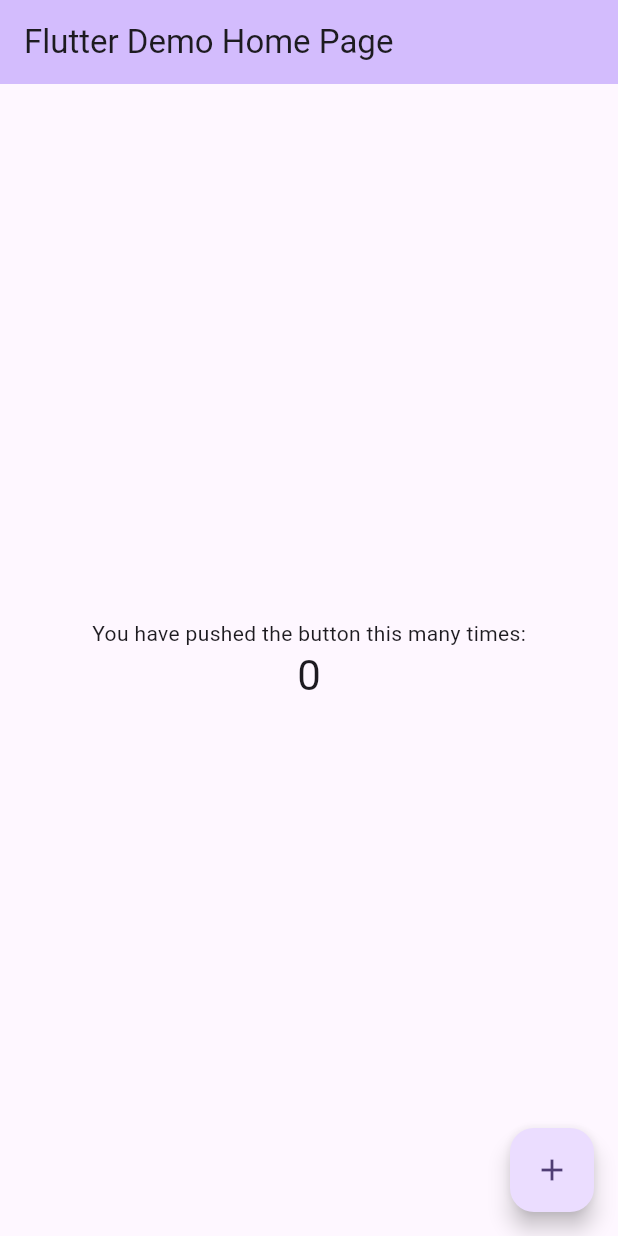
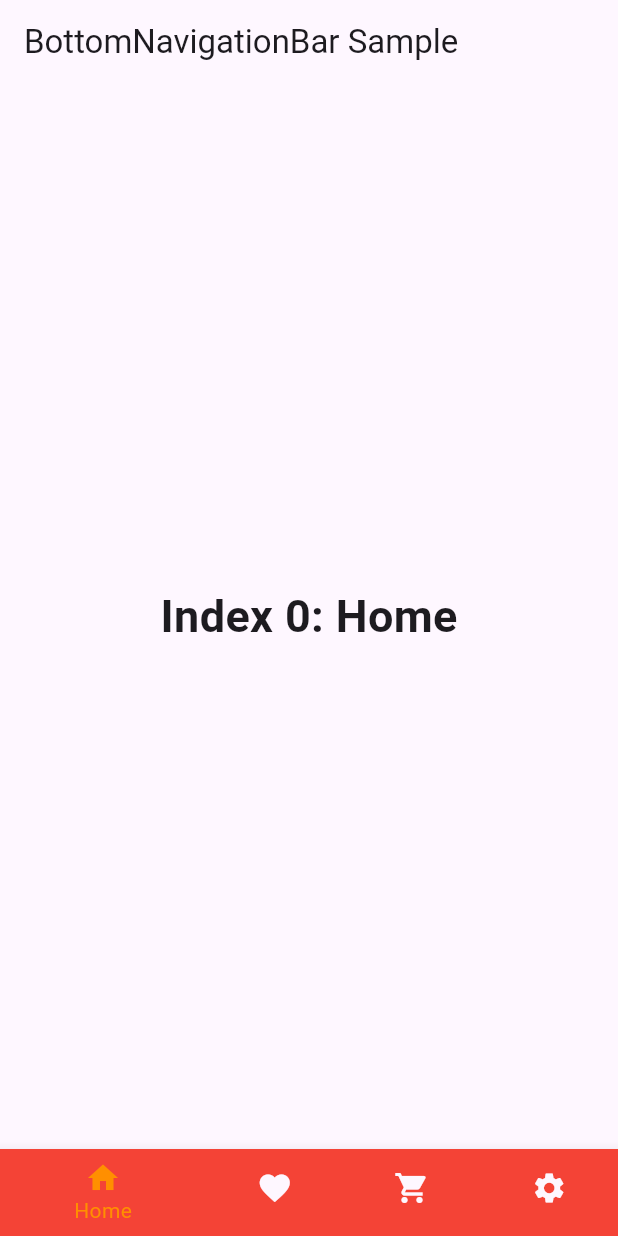
Before and after one commit to paradise07102002/fashion-shop, a Flutter app: the screen it shows after launch, on a phone screen of 412 x 824 dp. Run offline on Flutter 3.47's test engine with Material 3 defaults, Android fonts, the phone set to English and light mode, and no system bars.

Commit message:
Create BottomNavigationBar

```diff
--- a/lib/main.dart
+++ b/lib/main.dart
@@ -1,125 +1,94 @@
 import 'package:flutter/material.dart';
 
-void main() {
-  runApp(const MyApp());
-}
+/// Flutter code sample for [BottomNavigationBar].
 
-class MyApp extends StatelessWidget {
-  const MyApp({super.key});
+void main() => runApp(const BottomNavigationBarExampleApp());
 
-  // This widget is the root of your application.
+class BottomNavigationBarExampleApp extends StatelessWidget {
+  const BottomNavigationBarExampleApp({super.key});
+
   @override
   Widget build(BuildContext context) {
-    return MaterialApp(
-      title: 'Flutter Demo',
-      theme: ThemeData(
-        // This is the theme of your application.
-        //
-        // TRY THIS: Try running your application with "flutter run". You'll see
-        // the application has a purple toolbar. Then, without quitting the app,
-        // try changing the seedColor in the colorScheme below to Colors.green
-        // and then invoke "hot reload" (save your changes or press the "hot
-        // reload" button in a Flutter-supported IDE, or press "r" if you used
-        // the command line to start the app).
-        //
-        // Notice that the counter didn't reset back to zero; the application
-        // state is not lost during the reload. To reset the state, use hot
-        // restart instead.
-        //
-        // This works for code too, not just values: Most code changes can be
-        // tested with just a hot reload.
-        colorScheme: ColorScheme.fromSeed(seedColor: Colors.deepPurple),
-        useMaterial3: true,
-      ),
-      home: const MyHomePage(title: 'Flutter Demo Home Page'),
+    return const MaterialApp(
+      home: BottomNavigationBarExample(),
     );
   }
 }
 
-class MyHomePage extends StatefulWidget {
-  const MyHomePage({super.key, required this.title});
-
-  // This widget is the home page of your application. It is stateful, meaning
-  // that it has a State object (defined below) that contains fields that affect
-  // how it looks.
-
-  // This class is the configuration for the state. It holds the values (in this
-  // case the title) provided by the parent (in this case the App widget) and
-  // used by the build method of the State. Fields in a Widget subclass are
-  // always marked "final".
-
-  final String title;
+class BottomNavigationBarExample extends StatefulWidget {
+  const BottomNavigationBarExample({super.key});
 
   @override
-  State<MyHomePage> createState() => _MyHomePageState();
+  State<BottomNavigationBarExample> createState() =>
+      _BottomNavigationBarExampleState();
 }
 
-class _MyHomePageState extends State<MyHomePage> {
-  int _counter = 0;
+class _BottomNavigationBarExampleState
+    extends State<BottomNavigationBarExample> {
+  int _selectedIndex = 0;
+  static const TextStyle optionStyle =
+      TextStyle(fontSize: 30, fontWeight: FontWeight.bold);
+  static const List<Widget> _widgetOptions = <Widget>[
+    Text(
+      'Index 0: Home',
+      style: optionStyle,
+    ),
+    Text(
+      'Index 1: Business',
+      style: optionStyle,
+    ),
+    Text(
+      'Index 2: School',
+      style: optionStyle,
+    ),
+    Text(
+      'Index 3: Settings',
+      style: optionStyle,
+    ),
+  ];
 
-  void _incrementCounter() {
+  void _onItemTapped(int index) {
     setState(() {
-      // This call to setState tells the Flutter framework that something has
-      // changed in this State, which causes it to rerun the build method below
-      // so that the display can reflect the updated values. If we changed
-      // _counter without calling setState(), then the build method would not be
-      // called again, and so nothing would appear to happen.
-      _counter++;
+      _selectedIndex = index;
     });
   }
 
   @override
   Widget build(BuildContext context) {
-    // This method is rerun every time setState is called, for instance as done
-    // by the _incrementCounter method above.
-    //
-    // The Flutter framework has been optimized to make rerunning build methods
-    // fast, so that you can just rebuild anything that needs updating rather
-    // than having to individually change instances of widgets.
     return Scaffold(
       appBar: AppBar(
-        // TRY THIS: Try changing the color here to a specific color (to
-        // Colors.amber, perhaps?) and trigger a hot reload to see the AppBar
-        // change color while the other colors stay the same.
-        backgroundColor: Theme.of(context).colorScheme.inversePrimary,
-        // Here we take the value from the MyHomePage object that was created by
-        // the App.build method, and use it to set our appbar title.
-        title: Text(widget.title),
+        title: const Text('BottomNavigationBar Sample'),
       ),
       body: Center(
-        // Center is a layout widget. It takes a single child and positions it
-        // in the middle of the parent.
-        child: Column(
-          // Column is also a layout widget. It takes a list of children and
-          // arranges them vertically. By default, it sizes itself to fit its
-          // children horizontally, and tries to be as tall as its parent.
-          //
-          // Column has various properties to control how it sizes itself and
-          // how it positions its children. Here we use mainAxisAlignment to
-          // center the children vertically; the main axis here is the vertical
-          // axis because Columns are vertical (the cross axis would be
-          // horizontal).
-          //
-          // TRY THIS: Invoke "debug painting" (choose the "Toggle Debug Paint"
-          // action in the IDE, or press "p" in the console), to see the
-          // wireframe for each widget.
-          mainAxisAlignment: MainAxisAlignment.center,
-          children: <Widget>[
-            const Text(
-              'You have pushed the button this many times:',
-            ),
-            Text(
-              '$_counter',
-              style: Theme.of(context).textTheme.headlineMedium,
-            ),
-          ],
-        ),
+        child: _widgetOptions.elementAt(_selectedIndex),
       ),
-      floatingActionButton: FloatingActionButton(
-        onPressed: _incrementCounter,
-        tooltip: 'Increment',
-        child: const Icon(Icons.add),
-      ), // This trailing comma makes auto-formatting nicer for build methods.
+      bottomNavigationBar: BottomNavigationBar(
+        items: const <BottomNavigationBarItem>[
+          BottomNavigationBarItem(
+            icon: Icon(Icons.home),
+            label: 'Home',
+            backgroundColor: Colors.red,
+          ),
+          BottomNavigationBarItem(
+            icon: Icon(Icons.favorite),
+            label: 'Favorite',
+            backgroundColor: Colors.green,
+          ),
+          BottomNavigationBarItem(
+            icon: Icon(Icons.shopping_cart),
+            label: 'Cart',
+            backgroundColor: Colors.purple,
+          ),
+          BottomNavigationBarItem(
+            icon: Icon(Icons.settings),
+            label: 'Settings',
+            backgroundColor: Colors.pink,
+          ),
+        ],
+        currentIndex: _selectedIndex,
+        selectedItemColor: Colors.amber[800],
+        onTap: _onItemTapped,
+      ),
     );
   }
 }
```
